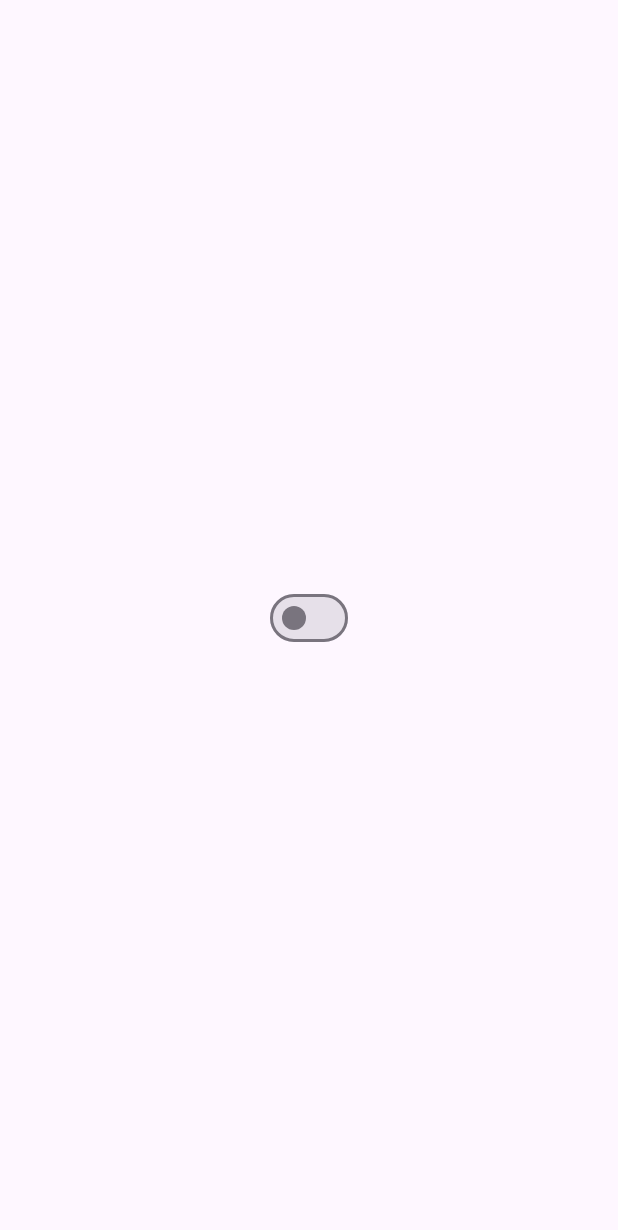
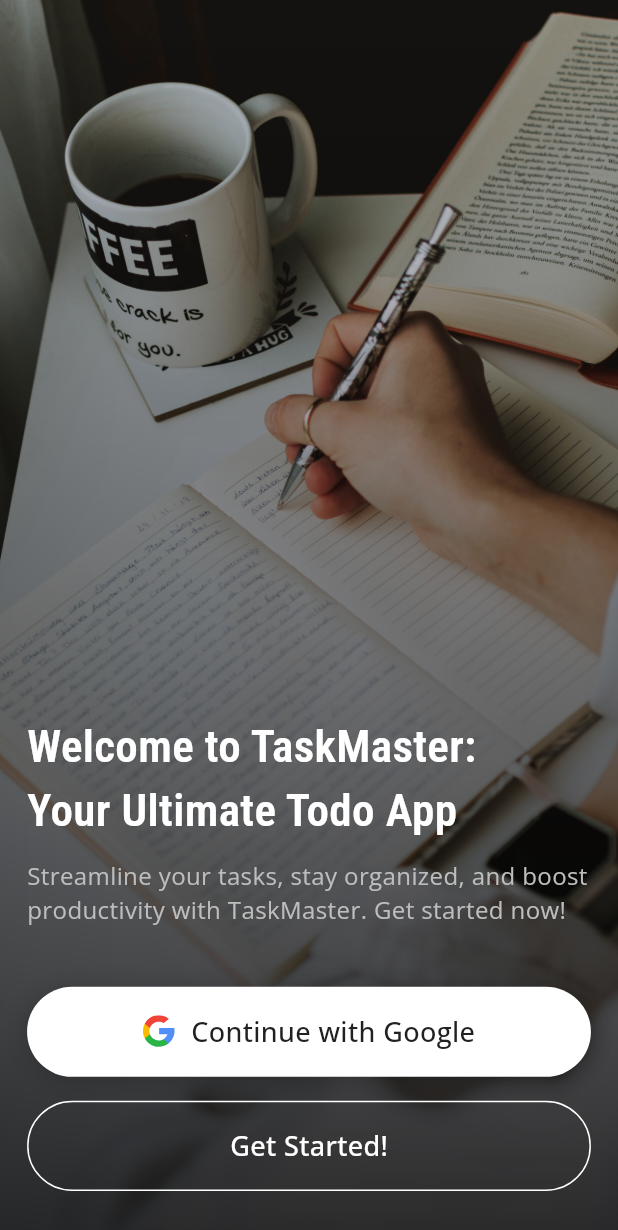
Before and after one commit to TheDayDreamer01/TaskMaster, a Flutter app: the screen it shows after launch, on a phone screen of 412 x 824 dp. Shown: the top 1230 px of the screen. Run offline on Flutter 3.47's test engine with Material 2 defaults, Android fonts, the phone set to English and light mode, and no system bars; our stand-ins replace connectivity_plus, firebase_auth, firebase_core, flutter_screenutil, flutter_staggered_animations, flutter_svg and 2 more; accounts and stored records are empty.

Commit message:
Added Onboard Page

```diff
--- a/lib/consts/dark_theme_const.dart
+++ b/lib/consts/dark_theme_const.dart
@@ -5,4 +5,6 @@ ThemeData darkTheme = ThemeData(
   brightness: Brightness.dark,
   useMaterial3: true,
 
+
+
 );
--- /dev/null
+++ b/lib/consts/font_const.dart
@@ -0,0 +1,30 @@
+import "package:flutter/material.dart";
+import "package:flutter_screenutil/flutter_screenutil.dart";
+import "package:google_fonts/google_fonts.dart";
+
+
+Text robotoCondensed(String text, {
+  Color ? color,
+  double fontSize = 16,
+  FontWeight fontWeight = FontWeight.normal
+}) => Text(
+  text,
+  style : GoogleFonts.robotoCondensed(
+    color : color,
+    fontSize : fontSize.sp,
+    fontWeight : fontWeight,
+  )
+);
+
+Text openSans(String text, {
+  Color ? color,
+  double fontSize = 14,
+  FontWeight fontWeight = FontWeight.normal
+}) => Text(
+  text,
+  style : GoogleFonts.openSans(
+    color : color,
+    fontSize : fontSize.sp,
+    fontWeight : fontWeight,
+  )
+);
--- a/lib/main.dart
+++ b/lib/main.dart
@@ -4,17 +4,17 @@ import "package:flutter/services.dart";
 import "package:provider/provider.dart";
 import "package:firebase_core/firebase_core.dart";
 import "package:flutter_screenutil/flutter_screenutil.dart";
-import "package:taskmaster/screens/onboard/pages/error_page.dart";
 
-import "package:taskmaster/screens/onboard/pages/loading_page.dart";
 import "package:taskmaster/consts/dark_theme_const.dart";
 import "package:taskmaster/consts/light_theme_const.dart";
+
 import "package:taskmaster/providers/auth_provider.dart";
+import "package:taskmaster/providers/settings_provider.dart";
+import "package:taskmaster/screens/auth/auth.dart";
 
-import "package:taskmaster/providers/settings_provider.dart";
-import "package:taskmaster/screens/home/home.dart";
-import "package:taskmaster/screens/onboard/pages/nowifi_page.dart";
-
+import "package:taskmaster/screens/auth/pages/error_page.dart";
+import "package:taskmaster/screens/auth/pages/nowifi_page.dart";
+import "package:taskmaster/screens/auth/pages/loading_page.dart";
 
 Future<void> main() async {
 
@@ -36,8 +36,6 @@ Future<void> main() async {
           create : (context) => AuthProvider()
         ),
 
-
-
       ],
       child : const TaskMasterApp()
     )
@@ -58,6 +56,7 @@ class TaskMasterApp extends StatelessWidget{
 
           return Consumer<AuthProvider>(
             builder: (context, authProvider, child) {
+
               return _mainAppBuilder(
                 authProvider : authProvider,
                 settingsProvider : settingsProvider
@@ -101,19 +100,17 @@ class TaskMasterApp extends StatelessWidget{
 
         if (snapshot.data == ConnectivityResult.none){
           return const NoWifiPage();
+        }
 
-        }else if (snapshot.hasData) {
-          return FutureBuilder(
-            future : Firebase.initializeApp(),
-            builder : (context, snapshot){
-              return const HomeView();
-            }
-          );
+        else if (snapshot.hasData) {
+          return const AuthView();
+        }
 
-        } else if (snapshot.hasError) {
+        else if (snapshot.hasError) {
           return const ErrorPage();
+        }
 
-        } else {
+        else {
           return const LoadingPage();
         }
       }
--- a/lib/screens/auth/auth.dart
+++ b/lib/screens/auth/auth.dart
@@ -1,10 +1,52 @@
 import "package:flutter/material.dart";
+import "package:firebase_core/firebase_core.dart";
+import "package:firebase_auth/firebase_auth.dart";
+import "package:taskmaster/screens/auth/auth_builder.dart";
+import "package:taskmaster/screens/auth/pages/error_page.dart";
+import "package:taskmaster/screens/auth/pages/loading_page.dart";
+import "package:taskmaster/screens/home/home.dart";
 
 class AuthView extends StatelessWidget {
   const AuthView({ Key ? key }) : super( key : key );
 
   @override
   Widget build(BuildContext context){
-    return Container();
+    return FutureBuilder(
+      future : Firebase.initializeApp(),
+
+      builder : (context, snapshot){
+        if (snapshot.connectionState == ConnectionState.done){
+          return _appBuilder();
+        }
+
+        else {
+          return const LoadingPage();
+        }
+      }
+    );
+  }
+
+  Widget _appBuilder(){
+    return StreamBuilder(
+      stream : FirebaseAuth.instance.authStateChanges(),
+      builder : (context, snapshot){
+
+        if (snapshot.connectionState == ConnectionState.waiting){
+          return const LoadingPage();
+        }
+
+        else if (snapshot.hasError){
+          return const ErrorPage();
+        }
+
+        else if (snapshot.hasData){
+          return const HomeView();
+        }
+
+        else {
+          return const AuthViewBuilder();
+        }
+      }
+    );
   }
 }
--- a/lib/screens/auth/auth_builder.dart
+++ b/lib/screens/auth/auth_builder.dart
@@ -1,10 +1,11 @@
 import "package:flutter/material.dart";
+import "package:taskmaster/screens/auth/pages/onboard_page.dart";
 
 class AuthViewBuilder extends StatelessWidget {
   const AuthViewBuilder({ Key ? key }) : super( key : key );
 
   @override
   Widget build(BuildContext context){
-    return Container();
+    return OnboardPage();
   }
 }
--- /dev/null
+++ b/lib/screens/auth/pages/forgot_password_page.dart
@@ -0,0 +1,10 @@
+import "package:flutter/material.dart";
+
+class ForgotPasswordPage extends StatelessWidget {
+  const ForgotPasswordPage({ Key ? key }) : super(key : key);
+
+  @override
+  Widget build(BuildContext context){
+    return Container();
+  }
+}
--- a/lib/screens/onboard/pages/loading_page.dart
+++ b/lib/screens/auth/pages/loading_page.dart
@@ -7,7 +7,7 @@ class LoadingPage extends StatelessWidget {
   Widget build(BuildContext context){
     return const Scaffold(
       body : Center(
-        child : Text("Loading Page")
+        child : Text("Loading Page", style : TextStyle(color : Colors.red))
       )
     );
   }
--- /dev/null
+++ b/lib/screens/auth/pages/onboard_page.dart
@@ -0,0 +1,125 @@
+import "package:flutter/material.dart";
+import "package:flutter_svg/flutter_svg.dart";
+import "package:flutter_screenutil/flutter_screenutil.dart";
+import "package:flutter_staggered_animations/flutter_staggered_animations.dart";
+
+import "package:taskmaster/consts/font_const.dart";
+import "package:taskmaster/widgets/TaskMasterButton.dart";
+
+
+class OnboardPage extends StatelessWidget {
+  const OnboardPage({ Key ? key }) : super(key : key);
+
+  @override
+  Widget build(BuildContext context){
+    return Scaffold(
+      body : Stack(
+        alignment: Alignment.center,
+        clipBehavior: Clip.none,
+        fit: StackFit.passthrough,
+        children : [
+          Image.asset(
+            "assets/images/Notes.jpg",
+            fit : BoxFit.cover,
+            height : MediaQuery.of(context).size.height,
+          ),
+
+          Container(
+            decoration : BoxDecoration(
+              gradient: LinearGradient(
+                begin : Alignment.bottomCenter,
+                end : Alignment.topCenter,
+                colors: [
+                  Colors.black.withOpacity(.8),
+                  Colors.transparent
+                ]
+              )
+            ),
+          ),
+
+          Padding(
+            padding: EdgeInsets.symmetric(
+              horizontal: 18.w,
+              vertical: 30.h
+            ),
+            child: AnimationLimiter(
+              child: Column(
+                mainAxisAlignment: MainAxisAlignment.end,
+                crossAxisAlignment: CrossAxisAlignment.stretch,
+
+                children : AnimationConfiguration.toStaggeredList(
+                  duration : const Duration(milliseconds: 400),
+                  childAnimationBuilder: (widget) => SlideAnimation(
+                    verticalOffset: 40.0,
+                    child : FadeInAnimation(
+                      duration : const Duration(milliseconds: 800),
+                      child : widget
+                    )
+                  ),
+
+                  children: _onboardBuilder()
+                )
+              ),
+            ),
+          )
+        ]
+      )
+    );
+  }
+
+  List<Widget> _onboardBuilder(){
+    return [
+      robotoCondensed(
+        "Welcome to TaskMaster:\nYour Ultimate Todo App",
+        fontSize: 30,
+        fontWeight: FontWeight.w600,
+        color : Colors.white
+      ),
+
+      SizedBox( height : 10.h),
+      openSans(
+        "Streamline your tasks, stay organized, and boost\nproductivity with TaskMaster. Get started now!",
+        color : Colors.grey[400],
+        fontSize : 16
+      ),
+
+      SizedBox(height : 40.h),
+      TaskMasterButton(
+        taskMasterOnTap: (){
+        },
+        taskMasterColor: Colors.white,
+        taskMasteraddBoxShadow: true,
+        taskMasterChild: Row(
+          mainAxisAlignment: MainAxisAlignment.center,
+          children : [
+            SvgPicture.asset(
+              "assets/svg/Google.svg"
+            ),
+
+            SizedBox( width : 10.w ),
+            openSans(
+              "Continue with Google",
+              fontSize: 18,
+              fontWeight: FontWeight.w500,
+              color : Colors.grey[900]
+            )
+          ]
+        )
+      ),
+
+      SizedBox( height : 16.h ),
+      TaskMasterButton(
+        taskMasterOnTap: (){
+
+        },
+        taskMasterBorderColor: Colors.white,
+        taskMasterChild: openSans(
+          "Get Started!",
+          fontSize: 18,
+          fontWeight: FontWeight.w500,
+          color : Colors.white
+        )
+      )
+    ];
+  }
+}
--- /dev/null
+++ b/lib/screens/auth/pages/signin_page.dart
@@ -0,0 +1,10 @@
+import "package:flutter/material.dart";
+
+class SignInPage extends StatelessWidget {
+  const SignInPage({ Key ? key }) : super(key : key);
+
+  @override
+  Widget build(BuildContext context){
+    return Container();
+  }
+}
--- /dev/null
+++ b/lib/screens/auth/pages/signup_page.dart
@@ -0,0 +1,10 @@
+import "package:flutter/material.dart";
+
+class SignUpPage extends StatelessWidget {
+  const SignUpPage({ Key ? key }) : super(key : key);
+
+  @override
+  Widget build(BuildContext context){
+    return Container();
+  }
+}
--- a/lib/screens/home/home.dart
+++ b/lib/screens/home/home.dart
@@ -8,16 +8,10 @@ class HomeView extends StatelessWidget {
 
   @override
   Widget build(BuildContext context) {
-    final SettingsProvider settingsProvider =
-      Provider.of<SettingsProvider>(context);
+    final SettingsProvider settingsProvider = Provider.of<SettingsProvider>(context);
 
     return Scaffold(
-      body : Center(
-        child : Switch(
-          value : settingsProvider.getBoolPreference("isLight"),
-          onChanged: (value) => settingsProvider.setBoolPreference("isLight", value)
-        )
-      )
+      appBar: AppBar(),
     );
   }
 }
--- a/lib/screens/onboard/onboard.dart
+++ /dev/null
@@ -1,10 +0,0 @@
-import "package:flutter/material.dart";
-
-class OnboardView extends StatelessWidget {
-  const OnboardView({ Key ? key }) : super(key : key);
-
-  @override
-  Widget build(BuildContext context){
-    return Scaffold();
-  }
-}
--- /dev/null
+++ b/lib/widgets/TaskMasterButton.dart
@@ -0,0 +1,59 @@
+import "package:flutter/material.dart";
+import "package:flutter_screenutil/flutter_screenutil.dart";
+
+
+class TaskMasterButton extends StatelessWidget {
+
+  final Widget ? taskMasterChild;
+  final Color ? taskMasterColor;
+  final Color ? taskMasterBorderColor;
+  final double taskMasterRadius;
+  final bool taskMasteraddBoxShadow;
+  final void Function() ? taskMasterOnTap;
+
+  const TaskMasterButton({
+    Key ? key,
+    this.taskMasterRadius = 100,
+    this.taskMasterColor = Colors.transparent,
+    this.taskMasterBorderColor = Colors.transparent,
+    this.taskMasteraddBoxShadow = false,
+    required this.taskMasterChild,
+    required this.taskMasterOnTap,
+  }) : super( key : key );
+
+  @override
+  Widget build(BuildContext context){
+    return SizedBox(
+      height : 60.h,
+      child : GestureDetector(
+        onTap : taskMasterOnTap,
+        child : Container(
+          decoration : BoxDecoration(
+            color : taskMasterColor,
+            border : Border.all(
+              color : taskMasterBorderColor!,
+              width : 1.0
+            ),
+
+            borderRadius: BorderRadius.circular(
+              taskMasterRadius
+            ) ,
+
+            boxShadow: [
+              if (taskMasteraddBoxShadow) ... [
+                BoxShadow(
+                  color : Colors.black.withOpacity(.2),
+                  blurRadius: 14,
+                  offset: const Offset(0,2),
+                )
+              ]
+            ]
+          ),
+          child: Center(
+            child: taskMasterChild
+          )
+        )
+      )
+    );
+  }
+}
```
Also changed, not shown: pubspec.yaml (+9 -2 lines), assets/images/Notes.jpg (added), assets/svg/Google.svg (added), lib/screens/auth/pages/error_page.dart (renamed from lib/screens/onboard/pages/error_page.dart), lib/screens/auth/pages/nowifi_page.dart (renamed from lib/screens/onboard/pages/nowifi_page.dart), pubspec.lock, 1 other file.
